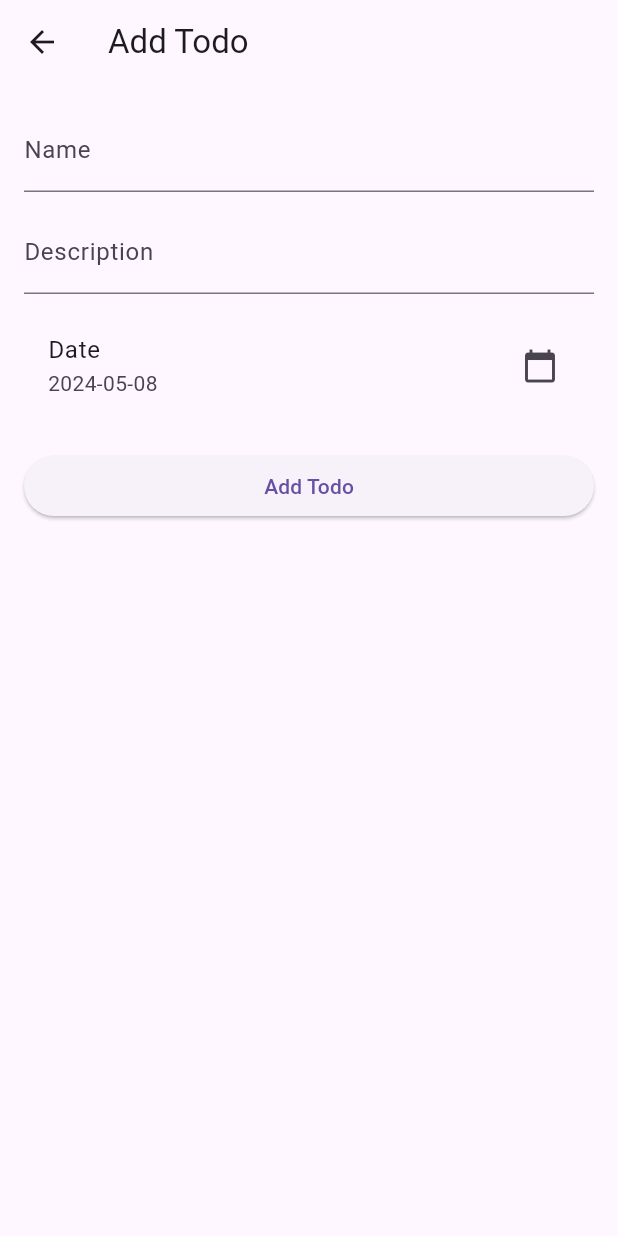
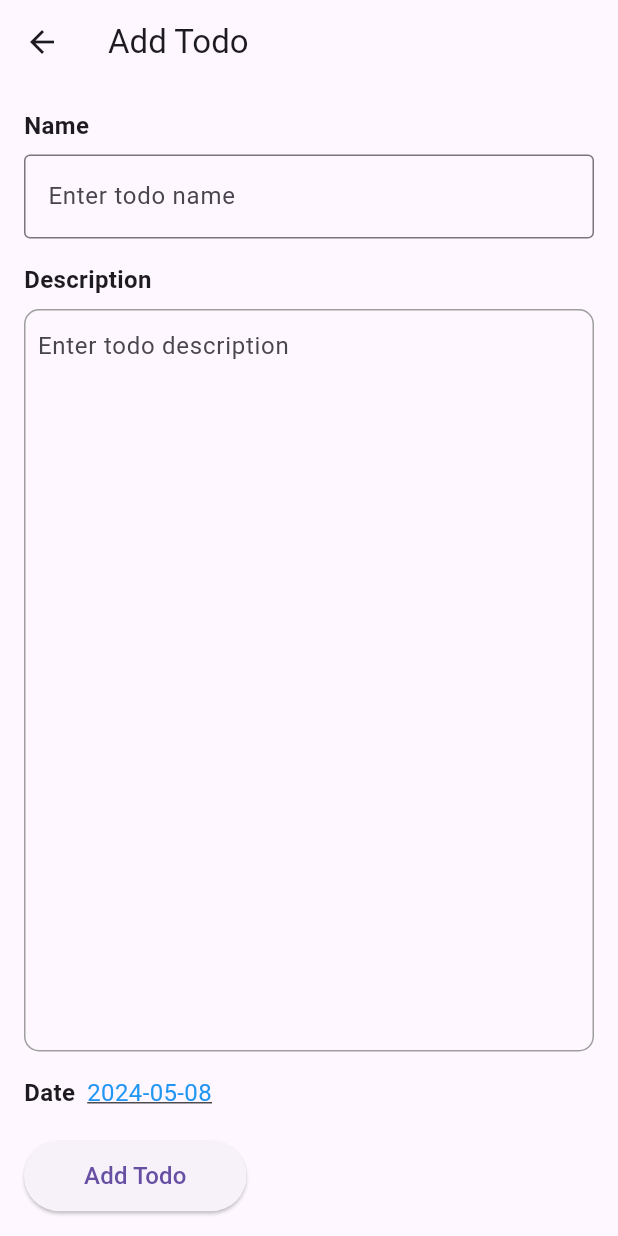
Before and after one commit to wafaMohamed/todo_app_online_group, a Flutter app: the screen it shows after launch, after a tap on the "add" icon, on a phone screen of 412 x 824 dp. Run offline on Flutter 3.47's test engine with Material 3 defaults, Android fonts, the phone set to English and light mode, and no system bars; our stand-ins replace shared_preferences, sqflite; accounts and stored records are empty.

Commit message:
enhance ui

```diff
--- a/lib/main.dart
+++ b/lib/main.dart
@@ -10,6 +10,7 @@ class MyApp extends StatelessWidget {
   @override
   Widget build(BuildContext context) {
     return MaterialApp(
+      debugShowCheckedModeBanner: false,
       title: 'Todo App',
       theme: ThemeData(
         primarySwatch: Colors.blue,
--- a/lib/pages/todo_details_page.dart
+++ b/lib/pages/todo_details_page.dart
@@ -31,7 +31,6 @@ class _TodoDetailScreenState extends State<TodoDetailScreen> {
     final description = _descriptionController.text;
 
     if (name.isNotEmpty) {
-      // Check if name is not empty
       final todo = Todo(
         id: widget.todo?.id,
         name: name,
@@ -41,7 +40,7 @@ class _TodoDetailScreenState extends State<TodoDetailScreen> {
       if (widget.todo == null) {
         await DatabaseHelper.instance.insertTodo(todo);
         ScaffoldMessenger.of(context).showSnackBar(
-          SnackBar(
+          const SnackBar(
             content: Text('Todo added'),
             duration: Duration(seconds: 2),
           ),
@@ -49,7 +48,7 @@ class _TodoDetailScreenState extends State<TodoDetailScreen> {
       } else {
         await DatabaseHelper.instance.updateTodo(todo);
         ScaffoldMessenger.of(context).showSnackBar(
-          SnackBar(
+          const SnackBar(
             content: Text('Todo updated'),
             duration: Duration(seconds: 2),
           ),
@@ -58,7 +57,7 @@ class _TodoDetailScreenState extends State<TodoDetailScreen> {
       Navigator.pop(context, true);
     } else {
       ScaffoldMessenger.of(context).showSnackBar(
-        SnackBar(
+        const SnackBar(
           content: Text('Title cannot be empty'),
           duration: Duration(seconds: 2),
         ),
@@ -89,30 +88,84 @@ class _TodoDetailScreenState extends State<TodoDetailScreen> {
       body: Padding(
         padding: const EdgeInsets.all(16.0),
         child: Column(
-          crossAxisAlignment: CrossAxisAlignment.stretch,
+          crossAxisAlignment: CrossAxisAlignment.start,
           children: [
+            const Text(
+              'Name',
+              style: TextStyle(
+                fontWeight: FontWeight.bold,
+                fontSize: 16,
+              ),
+            ),
+            const SizedBox(height: 8),
             TextField(
               controller: _nameController,
-              decoration: InputDecoration(labelText: 'Name'),
+              decoration: const InputDecoration(
+                border: OutlineInputBorder(),
+                hintText: 'Enter todo name',
+              ),
             ),
-            SizedBox(height: 12),
-            TextField(
-              controller: _descriptionController,
-              decoration: InputDecoration(labelText: 'Description'),
+            const SizedBox(height: 16),
+            const Text(
+              'Description',
+              style: TextStyle(
+                fontWeight: FontWeight.bold,
+                fontSize: 16,
+              ),
             ),
-            SizedBox(height: 12),
-            ListTile(
-              title: Text('Date'),
-              subtitle: Text(
-                DateFormat('yyyy-MM-dd').format(_selectedDate),
+            const SizedBox(height: 8),
+            Expanded(
+              child: Container(
+                decoration: BoxDecoration(
+                  borderRadius: BorderRadius.circular(10),
+                  border: Border.all(color: Colors.grey),
+                ),
+                child: TextField(
+                  controller: _descriptionController,
+                  maxLines: null, // Allows multiline input
+                  decoration: const InputDecoration(
+                    border: InputBorder.none,
+                    hintText: 'Enter todo description',
+                    contentPadding: EdgeInsets.all(8),
+                  ),
+                ),
               ),
-              trailing: Icon(Icons.calendar_today),
-              onTap: () => _selectDate(context),
             ),
-            SizedBox(height: 20),
+            const SizedBox(height: 16),
+            Row(
+              children: [
+                const Text(
+                  'Date',
+                  style: TextStyle(
+                    fontWeight: FontWeight.bold,
+                    fontSize: 16,
+                  ),
+                ),
+                const SizedBox(width: 8),
+                GestureDetector(
+                  onTap: () => _selectDate(context),
+                  child: Text(
+                    DateFormat('yyyy-MM-dd').format(_selectedDate),
+                    style: const TextStyle(
+                      fontSize: 16,
+                      color: Colors.blue,
+                      decoration: TextDecoration.underline,
+                    ),
+                  ),
+                ),
+              ],
+            ),
+            const SizedBox(height: 20),
             ElevatedButton(
               onPressed: _saveTodo,
-              child: Text(widget.todo == null ? 'Add Todo' : 'Update Todo'),
+              child: Padding(
+                padding:
+                    const EdgeInsets.symmetric(vertical: 12, horizontal: 16),
+                child: Text(
+                  widget.todo == null ? 'Add Todo' : 'Update Todo',
+                  style: const TextStyle(fontSize: 16),
+                ),
+              ),
             ),
           ],
         ),
--- a/lib/pages/todo_page.dart
+++ b/lib/pages/todo_page.dart
@@ -53,29 +53,39 @@ class _TodoListScreenState extends State<TodoListScreen> {
   @override
   Widget build(BuildContext context) {
     return Scaffold(
+      backgroundColor: Colors.pink[100]!,
       appBar: AppBar(
+        backgroundColor: Colors.pink[100]!,
         title: Text('Todo List'),
       ),
       body: _todoList.isEmpty
           ? Center(
-              child: Text('No todos available'),
+              child: Text(
+                'No todos available',
+                style: TextStyle(fontSize: 18),
+              ),
             )
           : ListView.builder(
               itemCount: _todoList.length,
               itemBuilder: (context, index) {
                 final todo = _todoList[index];
-                return Dismissible(
-                  key: Key(todo.id.toString()),
-                  background: Container(color: Colors.red),
-                  direction: DismissDirection.endToStart,
-                  onDismissed: (direction) => _deleteTodo(todo),
+                return Card(
+                  elevation: 4,
+                  margin: EdgeInsets.symmetric(horizontal: 8, vertical: 4),
                   child: ListTile(
-                    title: Text(todo.name),
+                    title: Text(
+                      todo.name,
+                      style: TextStyle(fontWeight: FontWeight.bold),
+                    ),
                     subtitle: Text(
-                      '${todo.description} - ${_formatDateTime(todo.dateTime)}',
+                      '${todo.description}\n${_formatDateTime(todo.dateTime)}',
+                      style: TextStyle(color: Colors.grey.shade700),
                     ),
                     onTap: () {
                       _navigateToTodoDetailScreen(todo: todo);
+                    },
+                    onLongPress: () {
+                      _deleteTodoDialog(context, todo);
                     },
                   ),
                 );
@@ -93,4 +103,34 @@ class _TodoListScreenState extends State<TodoListScreen> {
   String _formatDateTime(DateTime dateTime) {
     return '${dateTime.year}-${dateTime.month}-${dateTime.day} ${dateTime.hour}:${dateTime.minute}';
   }
+
+  Future<void> _deleteTodoDialog(BuildContext context, Todo todo) async {
+    return showDialog(
+      context: context,
+      builder: (BuildContext context) {
+        return AlertDialog(
+          title: Text('Delete Todo'),
+          content: Text('Are you sure you want to delete this todo?'),
+          actions: <Widget>[
+            TextButton(
+              onPressed: () {
+                Navigator.of(context).pop();
+              },
+              child: Text('Cancel'),
+            ),
+            TextButton(
+              onPressed: () {
+                _deleteTodo(todo);
+                Navigator.of(context).pop();
+              },
+              child: Text(
+                'Delete',
+                style: TextStyle(color: Colors.red),
+              ),
+            ),
+          ],
+        );
+      },
+    );
+  }
 }
```
